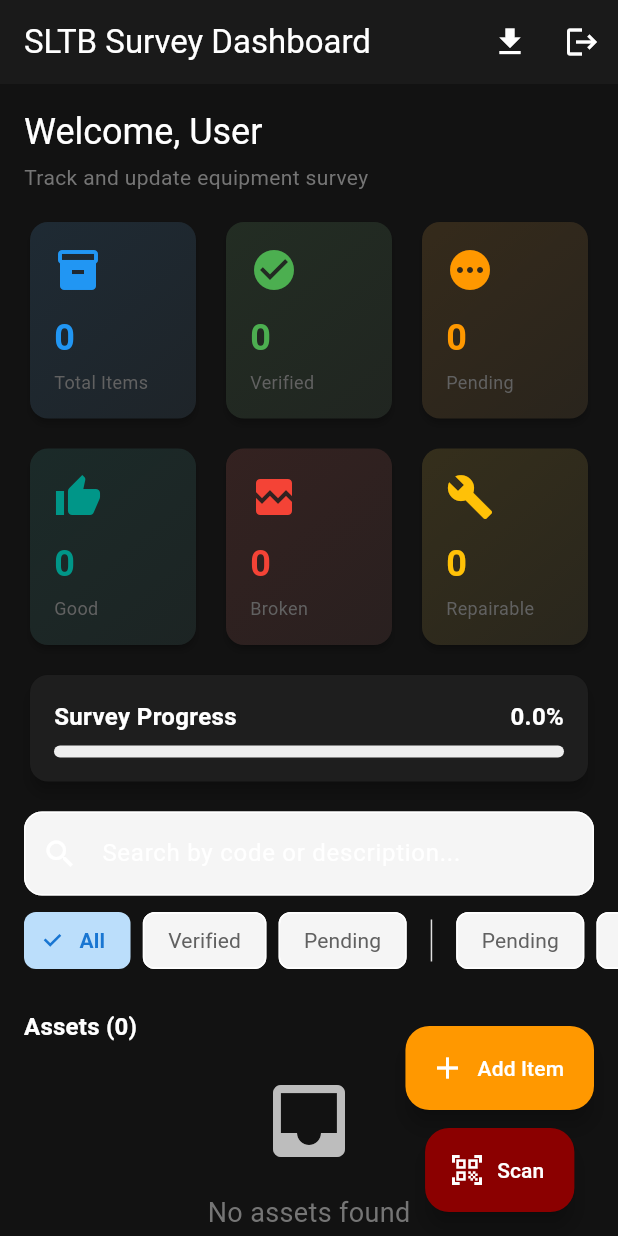
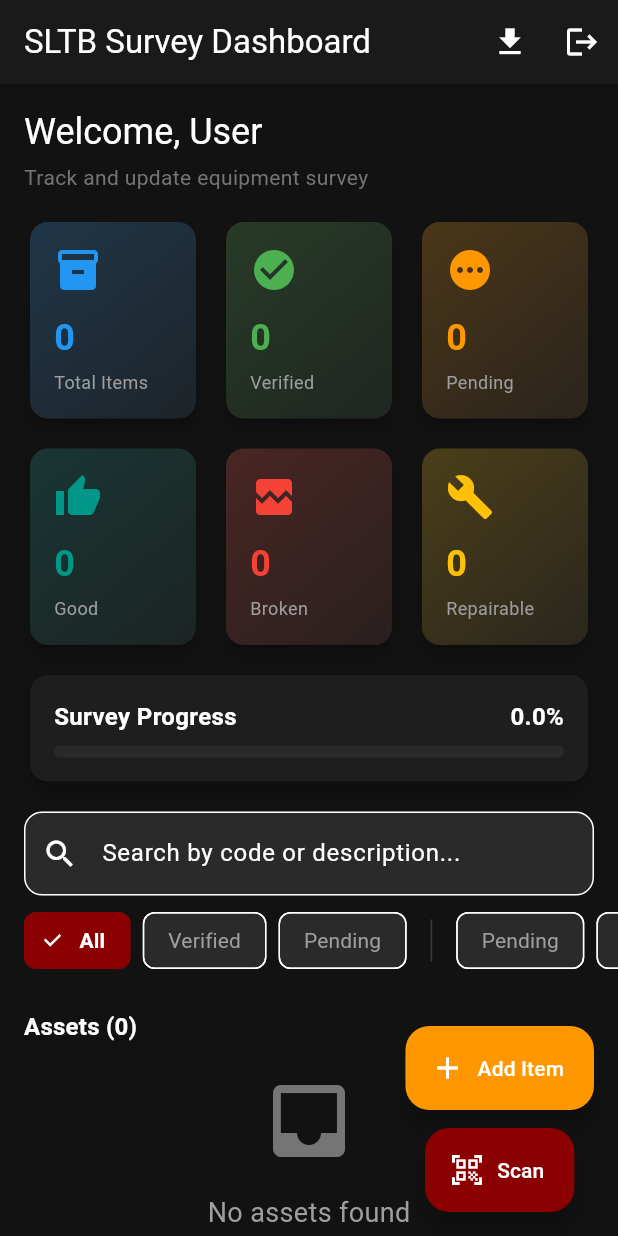
Before and after one commit to NadeemalTM/SLTB-Board-of-Survey, a Flutter app: the DashboardScreen screen opened directly, on a phone screen of 412 x 824 dp. Run offline on Flutter 3.47's test engine with Material 3 defaults, Android fonts, the phone set to English and light mode, and no system bars; our stand-ins replace csv, file_picker, flutter_riverpod, image_picker, sqflite; missing offline and left inert: mobile_scanner; accounts and stored records are empty.

Commit message:
Fix user logout, apply dark theme, remove logo circle, add animations

```diff
--- a/lib/views/admin/admin_dashboard.dart
+++ b/lib/views/admin/admin_dashboard.dart
@@ -75,7 +75,7 @@ class _AdminDashboardState extends ConsumerState<AdminDashboard> {
               PopupMenuItem(
                 child: Row(
                   children: [
-                    Icon(Icons.person, color: Colors.blue[700]),
+                    const Icon(Icons.person, color: Colors.white),
                     const SizedBox(width: 8),
                     Text(authState.currentUser?.displayName ?? 'Admin'),
                   ],
@@ -117,11 +117,11 @@ class _AdminDashboardState extends ConsumerState<AdminDashboard> {
                         children: [
                           CircleAvatar(
                             radius: 30,
-                            backgroundColor: Colors.blue[100],
+                            backgroundColor: const Color(0xFF8B0000),
                             child: Icon(
                               Icons.admin_panel_settings,
                               size: 32,
-                              color: Colors.blue[700],
+                              color: Colors.white,
                             ),
                           ),
                           const SizedBox(width: 16),
--- a/lib/views/admin/export_report_screen.dart
+++ b/lib/views/admin/export_report_screen.dart
@@ -256,13 +256,13 @@ class _ExportReportScreenState extends ConsumerState<ExportReportScreen> {
                         Container(
                           padding: const EdgeInsets.all(12),
                           decoration: BoxDecoration(
-                            color: Colors.blue[100],
+                            color: const Color(0xFF8B0000),
                             borderRadius: BorderRadius.circular(12),
                           ),
                           child: Icon(
                             Icons.person,
                             size: 32,
-                            color: Colors.blue[700],
+                            color: Colors.white,
                           ),
                         ),
                         const SizedBox(width: 16),
@@ -307,7 +307,7 @@ class _ExportReportScreenState extends ConsumerState<ExportReportScreen> {
                       label: const Text('Generate for Field Officer'),
                       style: ElevatedButton.styleFrom(
                         padding: const EdgeInsets.symmetric(vertical: 14),
-                        backgroundColor: Colors.blue[700],
+                        backgroundColor: const Color(0xFF8B0000),
                         foregroundColor: Colors.white,
                       ),
                     ),
--- a/lib/views/admin/merge_field_data_screen.dart
+++ b/lib/views/admin/merge_field_data_screen.dart
@@ -395,7 +395,7 @@ class _MergeFieldDataScreenState extends ConsumerState<MergeFieldDataScreen> {
       child: Row(
         crossAxisAlignment: CrossAxisAlignment.start,
         children: [
-          Icon(Icons.arrow_right, size: 20, color: Colors.blue[700]),
+          const Icon(Icons.arrow_right, size: 20, color: Colors.white70),
           const SizedBox(width: 8),
           Expanded(
             child: Column(
--- a/lib/views/field_officer/dashboard_screen.dart
+++ b/lib/views/field_officer/dashboard_screen.dart
@@ -9,6 +9,7 @@ import 'widgets/asset_list_item.dart';
 import 'widgets/filter_chip_bar.dart';
 import 'scan_screen.dart';
 import 'add_item_screen.dart';
+import '../auth/login_screen.dart';
 
 /// Field Officer Dashboard - Main home screen
 ///
@@ -93,6 +94,36 @@ class _DashboardScreenState extends ConsumerState<DashboardScreen> {
     );
   }
 
+  Future<void> _handleLogout() async {
+    final confirm = await showDialog<bool>(
+      context: context,
+      builder: (context) => AlertDialog(
+        title: const Text('Logout'),
+        content: const Text('Are you sure you want to logout?'),
+        actions: [
+          TextButton(
+            onPressed: () => Navigator.pop(context, false),
+            child: const Text('Cancel'),
+          ),
+          ElevatedButton(
+            onPressed: () => Navigator.pop(context, true),
+            style: ElevatedButton.styleFrom(
+              backgroundColor: const Color(0xFF8B0000),
+            ),
+            child: const Text('Logout'),
+          ),
+        ],
+      ),
+    );
+
+    if (confirm == true && mounted) {
+      ref.read(authProvider.notifier).logout();
+      Navigator.of(context).pushReplacement(
+        MaterialPageRoute(builder: (_) => const LoginScreen()),
+      );
+    }
+  }
+
   @override
   Widget build(BuildContext context) {
     final dashboardState = ref.watch(dashboardProvider);
@@ -110,9 +141,7 @@ class _DashboardScreenState extends ConsumerState<DashboardScreen> {
           ),
           IconButton(
             icon: const Icon(Icons.logout),
-            onPressed: () {
-              ref.read(authProvider.notifier).logout();
-            },
+            onPressed: _handleLogout,
             tooltip: 'Logout',
           ),
         ],
@@ -178,7 +207,7 @@ class _DashboardScreenState extends ConsumerState<DashboardScreen> {
                       borderRadius: BorderRadius.circular(12),
                     ),
                     filled: true,
-                    fillColor: Colors.grey[100],
+                    fillColor: const Color(0xFF2A2A2A),
                   ),
                   onChanged: _onSearch,
                 ),
@@ -233,13 +262,13 @@ class _DashboardScreenState extends ConsumerState<DashboardScreen> {
                   child: Column(
                     mainAxisAlignment: MainAxisAlignment.center,
                     children: [
-                      Icon(Icons.inbox, size: 64, color: Colors.grey[400]),
+                      Icon(Icons.inbox, size: 64, color: Colors.grey[600]),
                       const SizedBox(height: 16),
                       Text(
                         'No assets found',
-                        style: TextStyle(
+                        style: const TextStyle(
                           fontSize: 18,
-                          color: Colors.grey[600],
+                          color: Colors.grey,
                         ),
                       ),
                     ],
@@ -273,19 +302,26 @@ class _DashboardScreenState extends ConsumerState<DashboardScreen> {
       floatingActionButton: Column(
         mainAxisSize: MainAxisSize.min,
         children: [
-          FloatingActionButton.extended(
+          Hero(
+            tag: 'addItemFAB',
+            child: FloatingActionButton.extended(
               onPressed: _navigateToAddItem,
               heroTag: 'addItem',
               label: const Text('Add Item'),
               icon: const Icon(Icons.add),
               backgroundColor: Colors.orange,
             ),
+          ),
           const SizedBox(height: 12),
-          FloatingActionButton.extended(
+          Hero(
+            tag: 'scanFAB',
+            child: FloatingActionButton.extended(
               onPressed: _navigateToScan,
               heroTag: 'scan',
               label: const Text('Scan'),
               icon: const Icon(Icons.qr_code_scanner),
+              backgroundColor: const Color(0xFF8B0000),
+            ),
           ),
         ],
       ),
@@ -393,7 +429,7 @@ class _DashboardScreenState extends ConsumerState<DashboardScreen> {
                   LinearProgressIndicator(
                     value: stats.completionPercentage / 100,
                     minHeight: 8,
-                    backgroundColor: Colors.grey[200],
+                    backgroundColor: const Color(0xFF2A2A2A),
                     borderRadius: BorderRadius.circular(4),
                   ),
                 ],
--- a/lib/views/field_officer/widgets/filter_chip_bar.dart
+++ b/lib/views/field_officer/widgets/filter_chip_bar.dart
@@ -51,7 +51,7 @@ class FilterChipBar extends StatelessWidget {
           Container(
             width: 1,
             margin: const EdgeInsets.symmetric(vertical: 8),
-            color: Colors.grey[300],
+            color: const Color(0xFF3A3A3A),
           ),
           const SizedBox(width: 16),
 
@@ -86,11 +86,11 @@ class FilterChipBar extends StatelessWidget {
       label: Text(label),
       selected: isSelected,
       onSelected: (_) => onTap(),
-      backgroundColor: Colors.grey[100],
-      selectedColor: Colors.blue[100],
-      checkmarkColor: Colors.blue[700],
+      backgroundColor: const Color(0xFF2A2A2A),
+      selectedColor: const Color(0xFF8B0000),
+      checkmarkColor: Colors.white,
       labelStyle: TextStyle(
-        color: isSelected ? Colors.blue[700] : Colors.grey[700],
+        color: isSelected ? Colors.white : Colors.grey,
         fontWeight: isSelected ? FontWeight.bold : FontWeight.normal,
       ),
     );
--- a/lib/views/field_officer/widgets/summary_card.dart
+++ b/lib/views/field_officer/widgets/summary_card.dart
@@ -1,7 +1,7 @@
 import 'package:flutter/material.dart';
 
-/// Summary Card Widget - Displays a single statistic
-class SummaryCard extends StatelessWidget {
+/// Summary Card Widget - Displays a single statistic with animation
+class SummaryCard extends StatefulWidget {
   final String title;
   final String value;
   final IconData icon;
@@ -16,9 +16,44 @@ class SummaryCard extends StatelessWidget {
   }) : super(key: key);
 
   @override
+  State<SummaryCard> createState() => _SummaryCardState();
+}
+
+class _SummaryCardState extends State<SummaryCard>
+    with SingleTickerProviderStateMixin {
+  late AnimationController _controller;
+  late Animation<double> _scaleAnimation;
+
+  @override
+  void initState() {
+    super.initState();
+    _controller = AnimationController(
+      vsync: this,
+      duration: const Duration(milliseconds: 800),
+    );
+
+    _scaleAnimation = Tween<double>(begin: 0.8, end: 1.0).animate(
+      CurvedAnimation(
+        parent: _controller,
+        curve: Curves.elasticOut,
+      ),
+    );
+
+    _controller.forward();
+  }
+
+  @override
+  void dispose() {
+    _controller.dispose();
+    super.dispose();
+  }
+
+  @override
   Widget build(BuildContext context) {
-    return Card(
-      elevation: 2,
+    return ScaleTransition(
+      scale: _scaleAnimation,
+      child: Card(
+        elevation: 4,
         shape: RoundedRectangleBorder(
           borderRadius: BorderRadius.circular(12),
         ),
@@ -28,8 +63,8 @@ class SummaryCard extends StatelessWidget {
             borderRadius: BorderRadius.circular(12),
             gradient: LinearGradient(
               colors: [
-              color.withOpacity(0.1),
-              color.withOpacity(0.05),
+                widget.color.withOpacity(0.2),
+                widget.color.withOpacity(0.05),
               ],
               begin: Alignment.topLeft,
               end: Alignment.bottomRight,
@@ -38,22 +73,22 @@ class SummaryCard extends StatelessWidget {
           child: Column(
             crossAxisAlignment: CrossAxisAlignment.start,
             children: [
-            Icon(icon, color: color, size: 32),
+              Icon(widget.icon, color: widget.color, size: 32),
               const SizedBox(height: 12),
               Text(
-              value,
+                widget.value,
                 style: TextStyle(
                   fontSize: 24,
                   fontWeight: FontWeight.bold,
-                color: color,
+                  color: widget.color,
                 ),
               ),
               const SizedBox(height: 4),
               Text(
-              title,
-              style: TextStyle(
+                widget.title,
+                style: const TextStyle(
                   fontSize: 12,
-                color: Colors.grey[700],
+                  color: Colors.grey,
                 ),
                 maxLines: 1,
                 overflow: TextOverflow.ellipsis,
@@ -61,6 +96,7 @@ class SummaryCard extends StatelessWidget {
           ],
         ),
       ),
+      ),
     );
   }
 }
```
Also changed, not shown: lib/views/admin/import_master_screen.dart (+4 -4 lines), lib/views/auth/login_screen.dart (+64 -15 lines), lib/views/field_officer/asset_detail_screen.dart (+4 -4 lines). Lines whose indentation alone changed are shown as unchanged.
